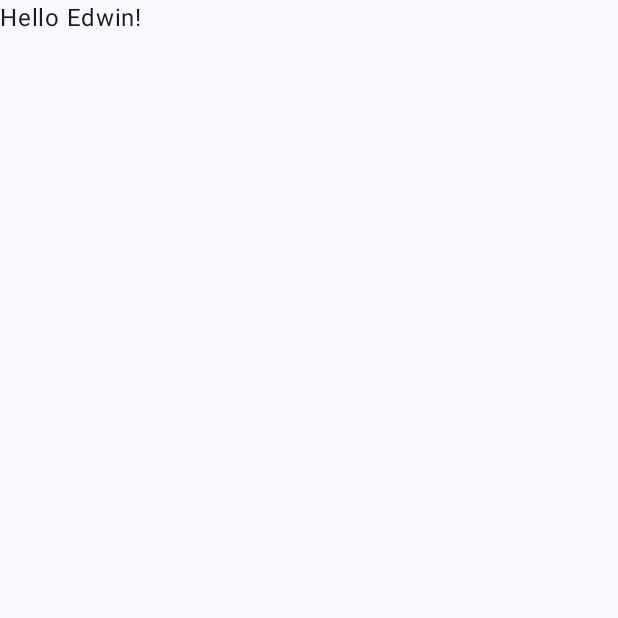
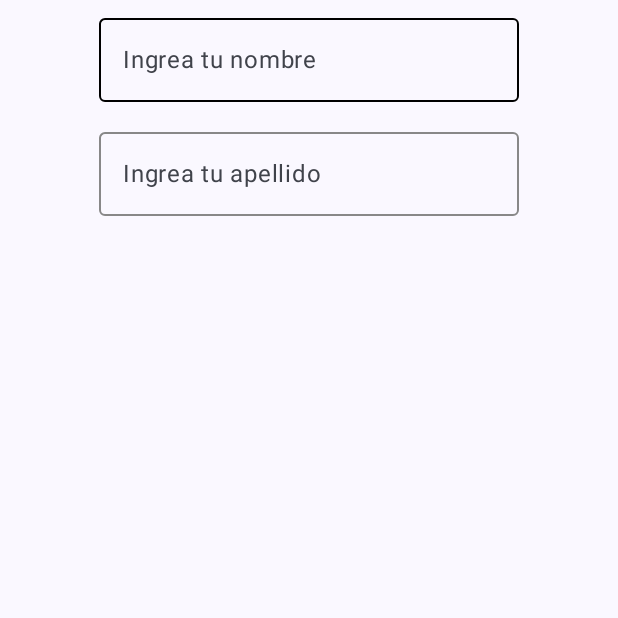
Before and after one commit to NIMP3/JetpackComposeTest, an Android app built with Jetpack Compose: the screen it shows after launch (MainActivity), on a phone screen of 412 x 824 dp, the top half of it. Before the commit the part shown is almost empty. Run offline under Robolectric (Android 15) with nearby library versions, the phone set to English and light mode, and no system bars.

Commit message:
[BUILD] (Components): Text - TextField - State Hoisting

```diff
--- a/app/src/main/java/dev/yovany/jcudemy/MainActivity.kt
+++ b/app/src/main/java/dev/yovany/jcudemy/MainActivity.kt
@@ -6,10 +6,11 @@ import androidx.activity.compose.setContent
 import androidx.compose.foundation.layout.fillMaxSize
 import androidx.compose.material3.MaterialTheme
 import androidx.compose.material3.Surface
-import androidx.compose.material3.Text
-import androidx.compose.runtime.Composable
+import androidx.compose.runtime.getValue
+import androidx.compose.runtime.mutableStateOf
+import androidx.compose.runtime.saveable.rememberSaveable
+import androidx.compose.runtime.setValue
 import androidx.compose.ui.Modifier
-import androidx.compose.ui.tooling.preview.Preview
 import dev.yovany.jcudemy.ui.theme.JCUdemyTheme
 
 class MainActivity : ComponentActivity() {
@@ -22,25 +23,16 @@ class MainActivity : ComponentActivity() {
                     modifier = Modifier.fillMaxSize(),
                     color = MaterialTheme.colorScheme.background
                 ) {
-                    Greeting("Edwin")
+                    var name by rememberSaveable { mutableStateOf("") }
+                    var lastName by rememberSaveable { mutableStateOf("") }
+                    MyTextFieldOutlined(
+                        name = name,
+                        lastName = lastName,
+                        onNameChange = { name = it },
+                        onLastNameChange = { lastName = it }
+                    )
                 }
             }
         }
     }
 }
-
-@Composable
-fun Greeting(name: String, modifier: Modifier = Modifier) {
-    Text(
-        text = "Hello $name!",
-        modifier = modifier
-    )
-}
-
-@Preview(showBackground = true, showSystemUi = true)
-@Composable
-fun GreetingPreview() {
-    JCUdemyTheme {
-        Greeting("Edwin")
-    }
-}
--- /dev/null
+++ b/app/src/main/java/dev/yovany/jcudemy/MyCustomText_TextField.kt
@@ -0,0 +1,109 @@
+package dev.yovany.jcudemy
+
+import androidx.compose.foundation.layout.Column
+import androidx.compose.foundation.layout.fillMaxSize
+import androidx.compose.foundation.layout.padding
+import androidx.compose.material3.ExperimentalMaterial3Api
+import androidx.compose.material3.OutlinedTextField
+import androidx.compose.material3.Text
+import androidx.compose.material3.TextField
+import androidx.compose.material3.TextFieldDefaults
+import androidx.compose.runtime.Composable
+import androidx.compose.runtime.getValue
+import androidx.compose.runtime.mutableStateOf
+import androidx.compose.runtime.saveable.rememberSaveable
+import androidx.compose.runtime.setValue
+import androidx.compose.ui.Alignment
+import androidx.compose.ui.Modifier
+import androidx.compose.ui.graphics.Color
+import androidx.compose.ui.text.TextStyle
+import androidx.compose.ui.text.font.FontFamily
+import androidx.compose.ui.text.font.FontWeight
+import androidx.compose.ui.text.style.TextDecoration
+import androidx.compose.ui.tooling.preview.Preview
+import androidx.compose.ui.unit.dp
+import androidx.compose.ui.unit.sp
+import dev.yovany.jcudemy.ui.theme.JCUdemyTheme
+
+@Composable
+fun MyText(text: String) {
+    Column(Modifier.fillMaxSize()) {
+        Text(text = text)
+        Text(text = text, color = Color.Blue)
+        Text(text = text, fontWeight = FontWeight.ExtraBold)
+        Text(text = text, fontWeight = FontWeight.Light)
+        Text(text = text, style = TextStyle(fontFamily = FontFamily.Cursive))
+        Text(text = text, fontFamily = FontFamily.Serif)
+        Text(text = text, style = TextStyle(textDecoration = TextDecoration.LineThrough))
+        Text(text = text, style = TextStyle(textDecoration = TextDecoration.Underline))
+        Text(
+            text = text, style = TextStyle(
+                textDecoration = TextDecoration.combine(
+                    listOf(
+                        TextDecoration.LineThrough, TextDecoration.Underline
+                    )
+                )
+            )
+        )
+        Text(text = text, fontSize = 24.sp)
+
+    }
+}
+
+@OptIn(ExperimentalMaterial3Api::class)
+@Composable
+fun MyTextField() {
+    var myText by rememberSaveable { mutableStateOf("") }
+    TextField(value = myText, onValueChange = { myText = it })
+}
+
+@OptIn(ExperimentalMaterial3Api::class)
+@Composable
+fun MyTextFieldAdvanced() {
+    var myText by rememberSaveable { mutableStateOf("") }
+    Column(Modifier.fillMaxSize()) {
+        TextField(
+            value = myText,
+            onValueChange = { myText = if (it.contains("a")) it.replace("a", "") else it },
+            label = { Text(text = "Ingrea tu nombre") })
+    }
+}
+
+@OptIn(ExperimentalMaterial3Api::class)
+@Composable
+fun MyTextFieldOutlined(
+    name: String,
+    lastName: String,
+    onNameChange: (String) -> Unit,
+    onLastNameChange: (String) -> Unit
+) {
+    Column(Modifier.fillMaxSize(), horizontalAlignment = Alignment.CenterHorizontally) {
+        OutlinedTextField(
+            value = name,
+            onValueChange = onNameChange,
+            label = { Text(text = "Ingrea tu nombre") },
+            colors = TextFieldDefaults.outlinedTextFieldColors(
+                focusedBorderColor = Color.Magenta,
+                unfocusedBorderColor = Color.Black
+            ),
+            modifier = Modifier.padding(4.dp)
+        )
+        OutlinedTextField(
+            value = lastName, onValueChange = onLastNameChange,
+            label = { Text(text = "Ingrea tu apellido") },
+            colors = TextFieldDefaults.outlinedTextFieldColors(
+                focusedBorderColor = Color.Red,
+                unfocusedBorderColor = Color.Gray
+            ),
+            modifier = Modifier.padding(8.dp)
+        )
+    }
+}
+
+@Preview(showBackground = true)
+@Composable
+fun DefaultPreview() {
+    JCUdemyTheme {
+        MyTextFieldOutlined(name = "", lastName = "", onNameChange = {}, onLastNameChange = {})
+    }
+}
```
